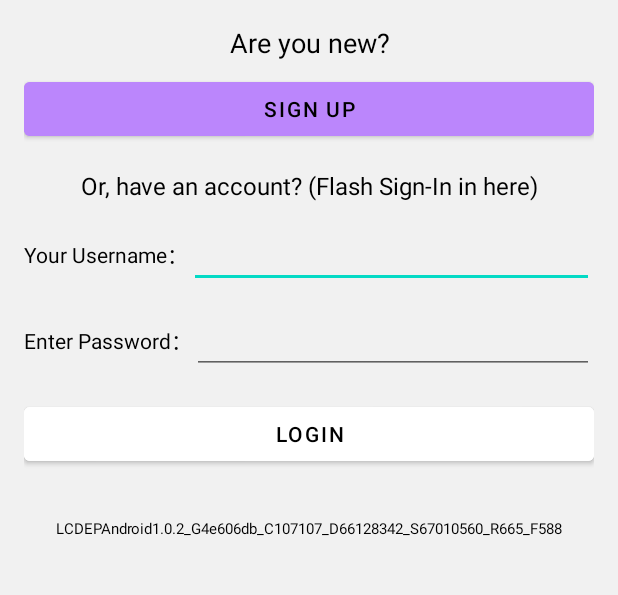
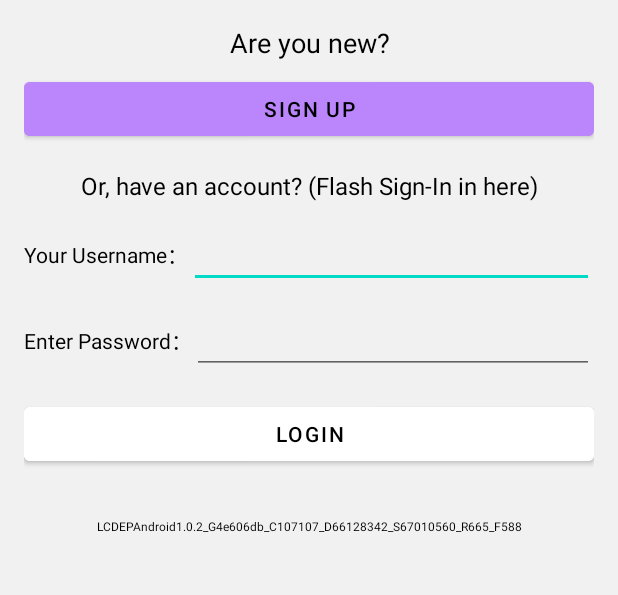
Before and after one commit to cyruschuikc/AY26-27_IT114105_FYP-Group3, an Android app: the screen it shows after launch (MainActivity), on a phone screen of 412 x 824 dp, the part 411-1006 px from its top. Run offline under Robolectric (Android 15) with nearby library versions, the phone set to English and light mode, and no system bars.

Commit message:
Update activity_main.xml

```diff
--- a/Android/app/src/main/res/layout/activity_main.xml
+++ b/Android/app/src/main/res/layout/activity_main.xml
@@ -146,7 +146,7 @@
                 android:text="@string/ver"
                 android:textAlignment="center"
                 android:textColor="@color/black"
-                android:textSize="10sp" />
+                android:textSize="8dp" />
 
         </LinearLayout>
     </ScrollView>
```
